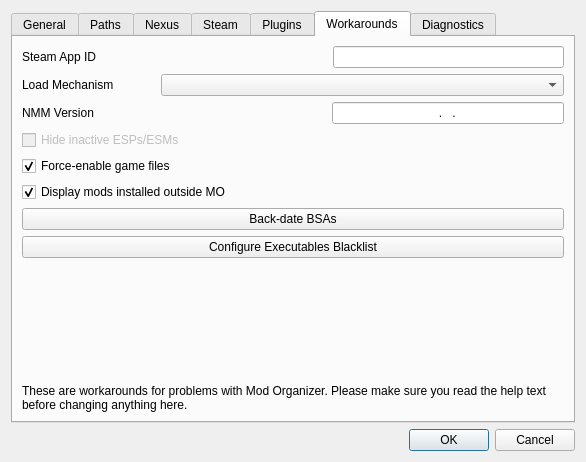
Holt59/mo2-merge, file modorganizer/src/settingsdialog.ui: the form before one commit.
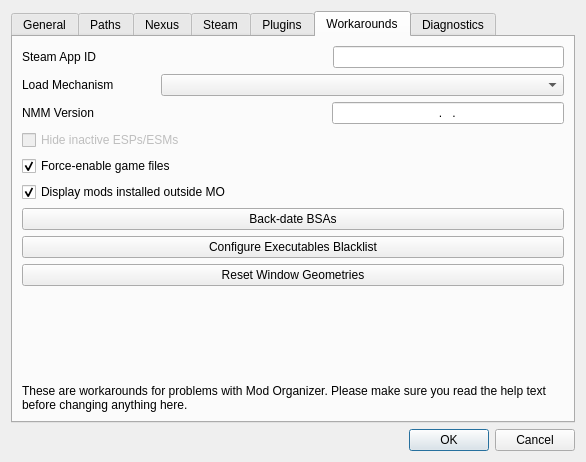
The form after the commit. The open tabs and pages were chosen to show the change. Icons and pictures are not drawn.

Commit message: [modorganizer] Add workarounds button to reset window geometries

Patch:
```diff
--- a/modorganizer/src/settingsdialog.ui
+++ b/modorganizer/src/settingsdialog.ui
@@ -1057,6 +1057,22 @@
          </property>
         </widget>
        </item>
+       <item>
+        <widget class="QPushButton" name="resetGeometryBtn">
+         <property name="toolTip">
+          <string>Resets the window geometries for all windows.  This can be useful if a window becomes too small or too large, if a column becomes too thin or too wide, and in similar situations.</string>
+         </property>
+         <property name="whatsThis">
+          <string>Resets the window geometries for all windows.  This can be useful if a window becomes too small or too large, if a column becomes too thin or too wide, and in similar situations.</string>
+         </property>
+         <property name="text">
+          <string>Reset Window Geometries</string>
+         </property>
+         <property name="checkable">
+          <bool>true</bool>
+         </property>
+        </widget>
+       </item>
        <item>
         <spacer name="verticalSpacer_2">
          <property name="orientation">
```
The commit also changes 5 other files.
